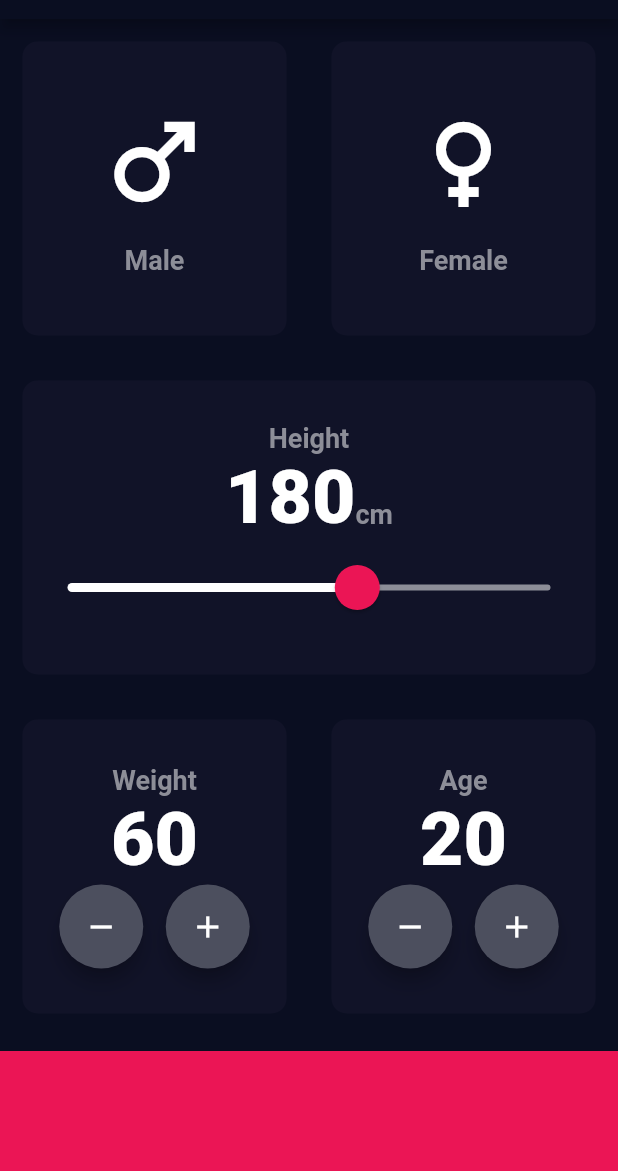
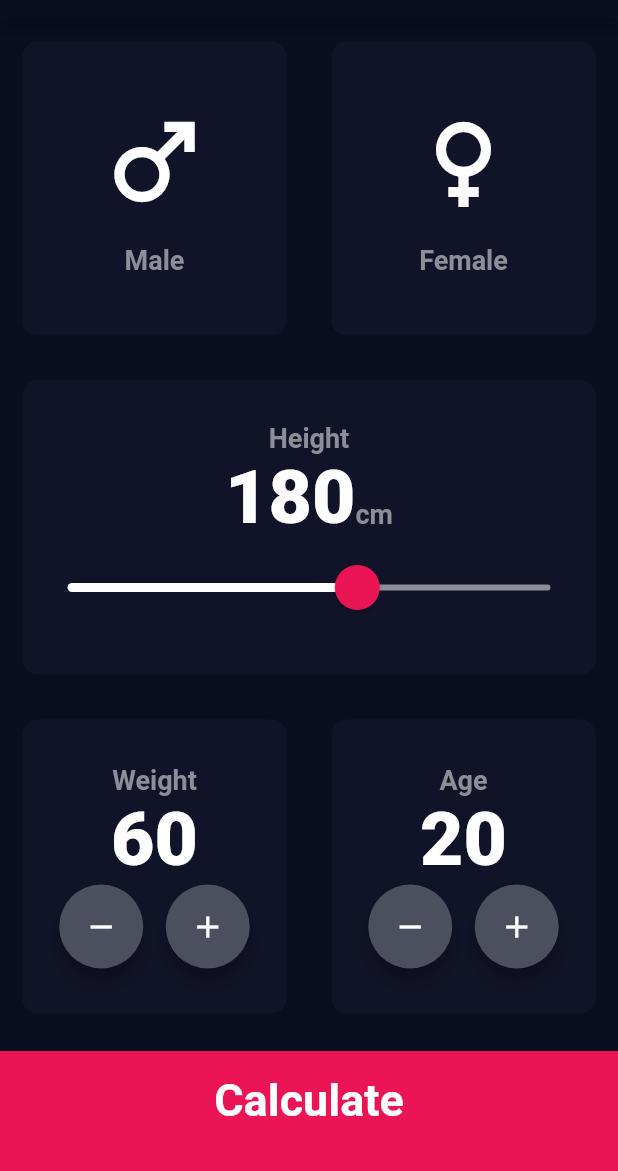
Before and after one commit to Youssef1khalil/bmi_calculator, a Flutter app: the screen it shows after launch, on a phone screen of 412 x 824 dp, the part 65-1236 px from its top. Run offline on Flutter 3.47's test engine with Material 2 defaults, Android fonts, the phone set to English and light mode, and no system bars; our stand-ins replace rflutter_alert.

Commit message:
Navigation Button and Result Page

```diff
--- a/lib/main.dart
+++ b/lib/main.dart
@@ -3,7 +3,7 @@
 import 'package:flutter/material.dart';
 import 'package:flutter/services.dart';
 
-import 'input_page.dart';
+import 'screens/input_page.dart';
 
 void main() {
   runApp(BMICalculator());
@@ -21,7 +21,11 @@ class BMICalculator extends StatelessWidget {
       theme: ThemeData.dark().copyWith(
         scaffoldBackgroundColor: Color(0xff0a0e21),
       ),
-      home: InputPage(),
+      initialRoute: 'Firstpage',
+      routes: {
+        'Firstpage': (context) => InputPage(),
+        // 'Secondpage': (context) => Results(),
+      },
     );
   }
 }
--- a/lib/input_page.dart
+++ b/lib/screens/input_page.dart
@@ -1,11 +1,14 @@
 // ignore_for_file: use_key_in_widget_constructors, prefer_const_constructors, must_be_immutable, prefer_const_literals_to_create_immutables, prefer_const_constructors_in_immutables
 
+import 'package:bmi_calculator/screens/results_page.dart';
 import 'package:bmi_calculator/widgets/round_button.dart';
 import 'package:flutter/material.dart';
 import 'package:rflutter_alert/rflutter_alert.dart';
-import 'constants.dart';
-import 'widgets/card_content.dart';
-import 'widgets/reusable_card.dart';
+import '../calculate_bmi.dart';
+import '../constants.dart';
+import '../widgets/card_content.dart';
+import '../widgets/navigator_button.dart';
+import '../widgets/reusable_card.dart';
 
 enum Gender { male, female }
 
@@ -242,11 +245,23 @@ class _InputPageState extends State<InputPage> {
               ),
             ]),
           ),
-          Container(
-            width: double.infinity,
-            height: kBottomContainerHeight,
-            color: kBottomContainerColor,
-            margin: EdgeInsets.only(top: 10.0),
+          NavigatorButton(
+            onPress: () {
+              CalculatorBrain calculatorBrain =
+                  CalculatorBrain(height: height, weight: weight);
+
+              Navigator.push(
+                context,
+                MaterialPageRoute(
+                  builder: (context) => Results(
+                    bmiResults: calculatorBrain.calculateBMI(),
+                    resultText: calculatorBrain.getResult(),
+                    interpretation: calculatorBrain.getInterpretation(),
+                  ),
+                ),
+              );
+            },
+            text: 'Calculate',
           )
         ],
       ),
--- /dev/null
+++ b/lib/widgets/navigator_button.dart
@@ -0,0 +1,27 @@
+// ignore_for_file: prefer_const_constructors, use_key_in_widget_constructors, prefer_const_constructors_in_immutables
+
+import 'package:flutter/material.dart';
+
+import '../constants.dart';
+
+class NavigatorButton extends StatelessWidget {
+  final String text;
+  final Function() onPress;
+  NavigatorButton({required this.text, required this.onPress});
+  @override
+  Widget build(BuildContext context) {
+    return GestureDetector(
+      onTap: onPress,
+      child: Container(
+        child: Center(
+          child: Text(text, style: kNavigatorButton),
+        ),
+        padding: EdgeInsets.only(bottom: 15),
+        width: double.infinity,
+        height: kBottomContainerHeight,
+        color: kBottomContainerColor,
+        margin: EdgeInsets.only(top: 10.0),
+      ),
+    );
+  }
+}
```
Also changed, not shown: lib/calculate_bmi.dart (added, +33 -0 lines), lib/constants.dart (+20 -0 lines), lib/screens/results_page.dart (added, +75 -0 lines).
